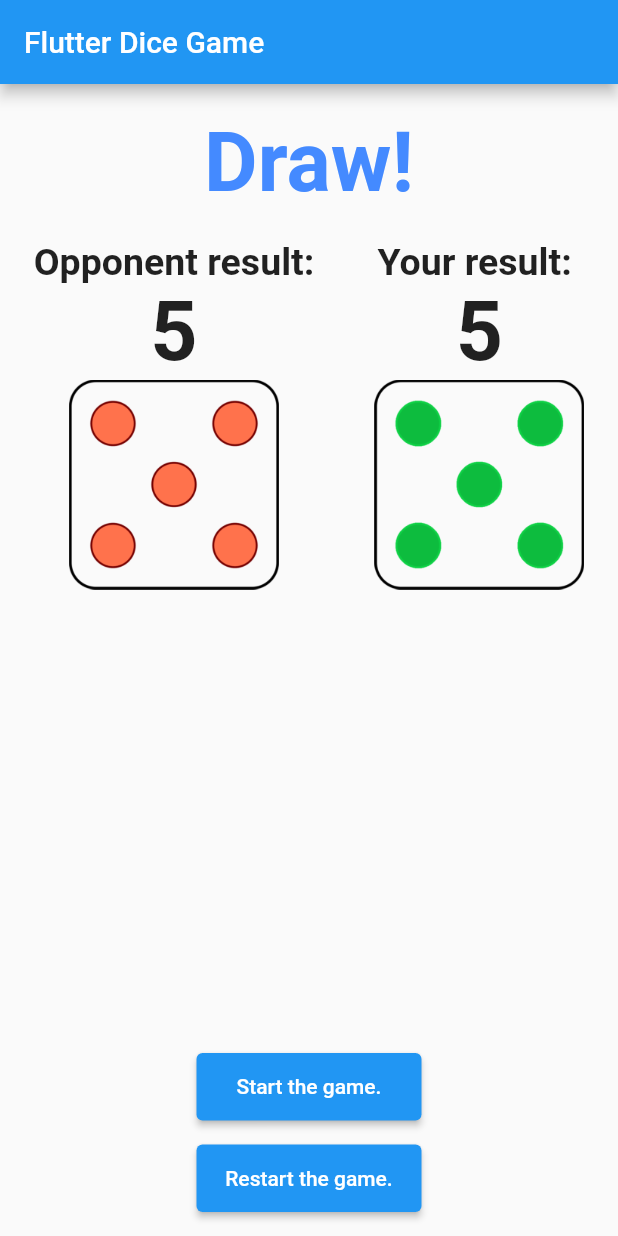
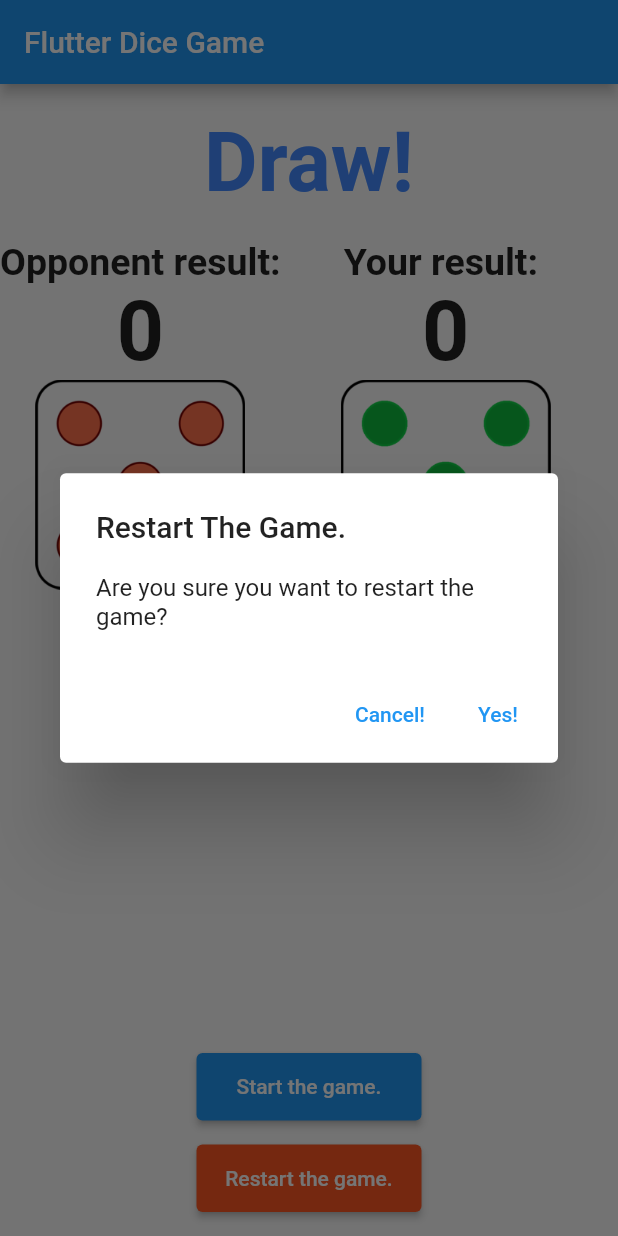
Before and after one commit to kondiq22/DiceGame, a Flutter app: the screen it shows after launch, after a tap on "Start the game.", after a tap on "Restart the game.", on a phone screen of 412 x 824 dp. Run offline on Flutter 3.47's test engine with Material 2 defaults, Android fonts, the light colour scheme and no system bars.

Commit message:
RestartGame implementation, round counter

```diff
--- a/lib/dice.dart
+++ b/lib/dice.dart
@@ -1,12 +1,184 @@
 import 'package:flutter/material.dart';
+import 'dart:math';
 
 class Dice extends StatelessWidget {
-  const Dice({ Key? key }) : super(key: key);
+  const Dice({Key? key}) : super(key: key);
+
+  static throwDice() {
+    int result = 1 + Random().nextInt(6);
+    return result;
+  }
+
+  static whoWon(_userDice, _opponentDice) {
+    int _option = 0;
+    Map _textOptions = {
+      0: 'Draw!',
+      1: 'You Won!',
+      2: 'You Lost!',
+      3: 'Get Luck!',
+    };
+
+    if (_userDice != 0) {
+      if (_userDice > _opponentDice) {
+        _option = 1;
+      } else {
+        if (_userDice < _opponentDice) {
+          _option = 2;
+        } else {
+          _option = 0;
+        }
+      }
+    } else {
+      _option = 3;
+    }
+    return Text(
+      _textOptions[_option],
+      style: TextStyle(
+        fontSize: 55,
+        fontWeight: FontWeight.bold,
+        color: setTextColor(_option),
+      ),
+    );
+  }
+
+  static setTextColor(_option) {
+    switch (_option) {
+      case 1:
+        {
+          return Colors.green;
+        }
+
+      case 2:
+        {
+          return Colors.red;
+        }
+
+      default:
+        {
+          return Colors.blueAccent;
+        }
+    }
+  }
+
+  static dropDiceImage(String whoDice, int result) {
+    Map<String, List<String>> _diceImage = {
+      'bot': [
+        'images/b0.png',
+        'images/b1.png',
+        'images/b2.png',
+        'images/b3.png',
+        'images/b4.png',
+        'images/b5.png',
+        'images/b6.png',
+      ],
+      'user': [
+        'images/u0.png',
+        'images/u1.png',
+        'images/u2.png',
+        'images/u3.png',
+        'images/u4.png',
+        'images/u5.png',
+        'images/u6.png',
+      ],
+    };
+    return _diceImage[whoDice]![result];
+  }
 
   @override
   Widget build(BuildContext context) {
-    return Container(
-
-    );
+    return Container();
   }
 }
+
+// class Dice extends StatefulWidget {
+//   const Dice({Key? key}) : super(key: key);
+
+//   static throwDice() {
+//     int result = 1 + Random().nextInt(6);
+//     return result;
+//   }
+
+//   static whoWon(_userDice, _opponentDice) {
+//     int _option = 0;
+//     Map _textOptions = {
+//       0: 'Draw!',
+//       1: 'You Won!',
+//       2: 'You Lost!',
+//       3: 'Get Luck!',
+//     };
+//     if (_userDice != 0) {
+//       if (_userDice > _opponentDice) {
+//         _option = 1;
+//       } else {
+//         if (_userDice < _opponentDice) {
+//           _option = 2;
+//         } else {
+//           _option = 0;
+//         }
+//       }
+//     } else {
+//       _option = 3;
+//     }
+//     return Text(
+//       _textOptions[_option],
+//       style: TextStyle(
+//         fontSize: 55,
+//         fontWeight: FontWeight.bold,
+//         color: setTextColor(_option),
+//       ),
+//     );
+//   }
+
+//   static setTextColor(_option) {
+//     switch (_option) {
+//       case 1:
+//         {
+//           return Colors.green;
+//         }
+
+//       case 2:
+//         {
+//           return Colors.red;
+//         }
+
+//       default:
+//         {
+//           return Colors.blueAccent;
+//         }
+//     }
+//   }
+
+//   static dropDiceImage(String whoDice, int result) {
+//     Map<String, List<String>> _diceImage = {
+//       'bot': [
+//         'images/b0.png',
+//         'images/b1.png',
+//         'images/b2.png',
+//         'images/b3.png',
+//         'images/b4.png',
+//         'images/b5.png',
+//         'images/b6.png',
+//       ],
+//       'user': [
+//         'images/u0.png',
+//         'images/u1.png',
+//         'images/u2.png',
+//         'images/u3.png',
+//         'images/u4.png',
+//         'images/u5.png',
+//         'images/u6.png',
+//       ],
+//     };
+//     return _diceImage[whoDice]![result];
+//   }
+
+//   @override
+//   _DiceState createState() => _DiceState();
+// }
+
+// class _DiceState extends State<Dice> {
+//   @override
+//   Widget build(BuildContext context) {
+//     return Container();
+//   }
+// }
--- /dev/null
+++ b/lib/game.dart
@@ -0,0 +1,20 @@
+import 'package:flutter/material.dart';
+
+class Game extends StatelessWidget {
+  Game(this.userScore, this.opponentScore, this.numerRounds, {Key? key})
+      : super(key: key);
+  int userScore = 0;
+  int opponentScore = 0;
+  int numerRounds = 0;
+
+  void startNewRound() {
+
+    numerRounds++;
+
+  }
+
+  @override
+  Widget build(BuildContext context) {
+    return Container();
+  }
+}
--- a/lib/main.dart
+++ b/lib/main.dart
@@ -1,5 +1,6 @@
 import 'package:flutter/material.dart';
-import 'dart:math';
+import 'game.dart';
+import 'dice.dart';
 
 void main() {
   runApp(const MyApp());
@@ -15,7 +16,9 @@ class MyApp extends StatelessWidget {
       theme: ThemeData(
         primarySwatch: Colors.blue,
       ),
-      home: const MyHomePage(title: 'Flutter Dice Game'),
+      home: const MyHomePage(
+        title: 'Flutter Dice Game',
+      ),
     );
   }
 }
@@ -30,94 +33,171 @@ class MyHomePage extends StatefulWidget {
 }
 
 class _MyHomePageState extends State<MyHomePage> {
-  int _dice = 0;
+  int _userDice = 0;
   int _opponentDice = 0;
+  int userScore = 0;
+  int opponentScore = 0;
+  int numerRounds = 0;
 
-  throwDice() {
-    int result = 1 + Random().nextInt(6);
-    return result;
+  void startNewRound() {
+    numerRounds++;
+    if (_opponentDice > _userDice) {
+      opponentScore++;
+    } else {
+      if (_opponentDice < _userDice) {
+        userScore++;
+      }
+    }
+  }
+
+  void restartGameAlert() {
+    showDialog(
+      context: context,
+      builder: (BuildContext context) => AlertDialog(
+        title: const Text('Restart The Game.'),
+        content: const Text('Are you sure you want to restart the game?'),
+        actions: <Widget>[
+          TextButton(
+            onPressed: () => Navigator.pop(context, 'Cancel'),
+            child: const Text('Cancel!'),
+          ),
+          TextButton(
+            onPressed: () {
+              restartGame();
+              Navigator.pop(context);
+            },
+            child: const Text('Yes!'),
+          ),
+        ],
+      ),
+    );
+  }
+
+  void restartGame() {
+    // AlertDialog(
+    //   title: Text('Restart.'),
+    //   content: Text('Are you sure you want to restart the game?'),
+    //   actions: <Widget>[
+    //     TextButton(
+    //       onPressed: () => Navigator.pop(context, 'Cancel'),
+    //       child: const Text('Cancel'),
+    //     ),
+    //     TextButton(
+    //       onPressed: () => Navigator.pop(context, 'OK'),
+    //       child: const Text('OK'),
+    //     ),
+    //   ],
+    // );
+    //
+    setState(() {
+      userScore = 0;
+      opponentScore = 0;
+      numerRounds = 0;
+      _userDice = 0;
+      _opponentDice = 0;
+      Dice.whoWon(_userDice, _opponentDice);
+    });
   }
 
   roundStart() {
     setState(() {
-      _dice = throwDice();
-      _opponentDice = throwDice();
+      _userDice = Dice.throwDice();
+      _opponentDice = Dice.throwDice();
+      startNewRound();
     });
   }
 
-  whoWon(_dice, _opponentDice) {
-    int _option = 0;
-    Map _textOptions = {
-      0: 'Draw!',
-      1: 'You Won!',
-      2: 'You Lost!',
-      3: 'Get Luck!',
-    };
-    if (_dice != 0) {
-      if (_dice > _opponentDice) {
-        _option = 1;
-      } else {
-        if (_dice < _opponentDice) {
-          _option = 2;
-        } else {
-          _option = 0;
-        }
-      }
-    } else {
-      _option = 3;
-    }
-    return Text(
-      _textOptions[_option],
-      style: TextStyle(
-        fontSize: 55,
-        fontWeight: FontWeight.bold,
-        color: setTextColor(_option),
-      ),
-    );
-  }
+  //  roundStart(_dice, _opponentDice) {
+  //   _dice = 1 + Random().nextInt(6);
+  //   _opponentDice = 1 + Random().nextInt(6);
 
-  setTextColor(_option) {
-    switch (_option) {
-      case 1:
-        {
-          return Colors.green;
-        }
+  // }
 
-      case 2:
-        {
-          return Colors.red;
-        }
+  // throwDice() {
+  //   int result = 1 + Random().nextInt(6);
+  //   return result;
+  // }
 
-      default:
-        {
-          return Colors.blueAccent;
-        }
-    }
-  }
+  // roundStart() {
+  //   setState(() {
+  //     _dice = throwDice();
+  //     _opponentDice = throwDice();
+  //   });
+  // }
 
-  dropDiceImage(String whoDice, int result) {
-    Map<String, List<String>> _diceImage = {
-      'bot': [
-        'images/b0.png',
-        'images/b1.png',
-        'images/b2.png',
-        'images/b3.png',
-        'images/b4.png',
-        'images/b5.png',
-        'images/b6.png',
-      ],
-      'user': [
-        'images/u0.png',
-        'images/u1.png',
-        'images/u2.png',
-        'images/u3.png',
-        'images/u4.png',
-        'images/u5.png',
-        'images/u6.png',
-      ],
-    };
-    return _diceImage[whoDice]![result];
-  }
+  // whoWon(_dice, _opponentDice) {
+  //   int _option = 0;
+  //   Map _textOptions = {
+  //     0: 'Draw!',
+  //     1: 'You Won!',
+  //     2: 'You Lost!',
+  //     3: 'Get Luck!',
+  //   };
+  //   if (_dice != 0) {
+  //     if (_dice > _opponentDice) {
+  //       _option = 1;
+  //     } else {
+  //       if (_dice < _opponentDice) {
+  //         _option = 2;
+  //       } else {
+  //         _option = 0;
+  //       }
+  //     }
+  //   } else {
+  //     _option = 3;
+  //   }
+  //   return Text(
+  //     _textOptions[_option],
+  //     style: TextStyle(
+  //       fontSize: 55,
+  //       fontWeight: FontWeight.bold,
+  //       color: setTextColor(_option),
+  //     ),
+  //   );
+  // }
+
+  // setTextColor(_option) {
+  //   switch (_option) {
+  //     case 1:
+  //       {
+  //         return Colors.green;
+  //       }
+
+  //     case 2:
+  //       {
+  //         return Colors.red;
+  //       }
+
+  //     default:
+  //       {
+  //         return Colors.blueAccent;
+  //       }
+  //   }
+  // }
+
+  // dropDiceImage(String whoDice, int result) {
+  //   Map<String, List<String>> _diceImage = {
+  //     'bot': [
+  //       'images/b0.png',
+  //       'images/b1.png',
+  //       'images/b2.png',
+  //       'images/b3.png',
+  //       'images/b4.png',
+  //       'images/b5.png',
+  //       'images/b6.png',
+  //     ],
+  //     'user': [
+  //       'images/u0.png',
+  //       'images/u1.png',
+  //       'images/u2.png',
+  //       'images/u3.png',
+  //       'images/u4.png',
+  //       'images/u5.png',
+  //       'images/u6.png',
+  //     ],
+  //   };
+  //   return _diceImage[whoDice]![result];
+  // }
 
   @override
   Widget build(BuildContext context) {
@@ -134,15 +214,15 @@ class _MyHomePageState extends State<MyHomePage> {
                 const Padding(
                   padding: EdgeInsets.all(10),
                 ),
-                whoWon(_dice, _opponentDice),
+                Dice.whoWon(_userDice, _opponentDice),
                 const Padding(
                   padding: EdgeInsets.all(10),
                 ),
                 Row(
-                  mainAxisAlignment: MainAxisAlignment.center,
+                  mainAxisAlignment: MainAxisAlignment.start,
                   children: [
                     Column(
-                      mainAxisAlignment: MainAxisAlignment.center,
+                      // mainAxisAlignment: MainAxisAlignment.center,
                       children: <Widget>[
                         const Text(
                           'Opponent result:',
@@ -150,13 +230,13 @@ class _MyHomePageState extends State<MyHomePage> {
                               fontWeight: FontWeight.bold, fontSize: 25),
                         ),
                         Text(
-                          '$_opponentDice',
+                          '$opponentScore',
                           style: const TextStyle(
                               fontWeight: FontWeight.bold, fontSize: 55),
                         ),
                         SizedBox(
-                          child:
-                              Image.asset(dropDiceImage('bot', _opponentDice)),
+                          child: Image.asset(
+                              Dice.dropDiceImage('bot', _opponentDice)),
                           width: 140,
                           height: 140,
                         ),
@@ -174,13 +254,14 @@ class _MyHomePageState extends State<MyHomePage> {
                               fontWeight: FontWeight.bold, fontSize: 25),
                         ),
                         Text(
-                          '$_dice',
+                          '$userScore',
                           // style: Theme.of(context).textTheme.headline1,
                           style: const TextStyle(
                               fontWeight: FontWeight.bold, fontSize: 55),
                         ),
                         SizedBox(
-                          child: Image.asset(dropDiceImage('user', _dice)),
+                          child: Image.asset(
+                              Dice.dropDiceImage('user', _userDice)),
                           width: 140,
                           height: 140,
                         ),
@@ -205,8 +286,9 @@ class _MyHomePageState extends State<MyHomePage> {
                   width: 150,
                   height: 45,
                   child: ElevatedButton(
-                    onPressed: roundStart, // to do
+                    onPressed: restartGameAlert, // to do
                     child: const Text('Restart the game.'),
+                    style: ElevatedButton.styleFrom(primary: Colors.deepOrange),
                   ),
                 ),
                 const Padding(
```
